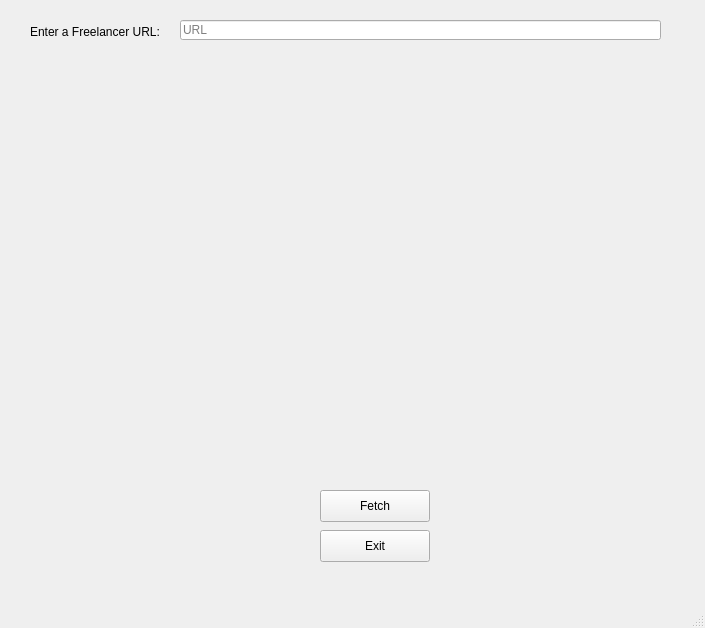
This is UIs/main.ui in ben-dent/Contract-Cheating-Analysis as Qt 5 draws it before an edit. The edited form follows.
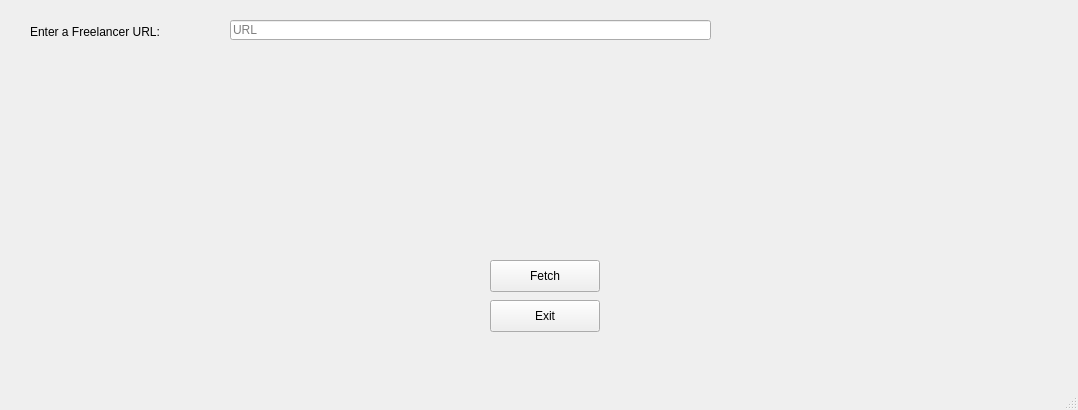
This is the edited form.

Patch:
```diff
--- a/UIs/main.ui
+++ b/UIs/main.ui
@@ -6,8 +6,8 @@
    <rect>
     <x>0</x>
     <y>0</y>
-    <width>705</width>
-    <height>628</height>
+    <width>1078</width>
+    <height>410</height>
    </rect>
   </property>
   <property name="windowTitle">
@@ -19,7 +19,7 @@
      <rect>
       <x>30</x>
       <y>24</y>
-      <width>151</width>
+      <width>171</width>
       <height>16</height>
      </rect>
     </property>
@@ -30,7 +30,7 @@
    <widget class="QLineEdit" name="edtURL">
     <property name="geometry">
      <rect>
-      <x>180</x>
+      <x>230</x>
       <y>20</y>
       <width>481</width>
       <height>20</height>
@@ -43,8 +43,8 @@
    <widget class="QPushButton" name="btnFetch">
     <property name="geometry">
      <rect>
-      <x>320</x>
-      <y>490</y>
+      <x>490</x>
+      <y>260</y>
       <width>110</width>
       <height>32</height>
      </rect>
@@ -56,8 +56,8 @@
    <widget class="QPushButton" name="btnExit">
     <property name="geometry">
      <rect>
-      <x>320</x>
-      <y>530</y>
+      <x>490</x>
+      <y>300</y>
       <width>110</width>
       <height>32</height>
      </rect>
@@ -71,8 +71,8 @@
      <rect>
       <x>50</x>
       <y>70</y>
-      <width>591</width>
-      <height>151</height>
+      <width>1011</width>
+      <height>31</height>
      </rect>
     </property>
     <property name="font">
@@ -93,9 +93,32 @@
     <property name="geometry">
      <rect>
       <x>50</x>
-      <y>280</y>
-      <width>591</width>
-      <height>151</height>
+      <y>140</y>
+      <width>1011</width>
+      <height>31</height>
+     </rect>
+    </property>
+    <property name="font">
+     <font>
+      <pointsize>21</pointsize>
+      <weight>75</weight>
+      <bold>true</bold>
+     </font>
+    </property>
+    <property name="text">
+     <string/>
+    </property>
+    <property name="alignment">
+     <set>Qt::AlignCenter</set>
+    </property>
+   </widget>
+   <widget class="QLabel" name="lblCountry">
+    <property name="geometry">
+     <rect>
+      <x>40</x>
+      <y>190</y>
+      <width>1011</width>
+      <height>51</height>
      </rect>
     </property>
     <property name="font">
```
Left out of the diff: 2 changed lines with no effect on the pictures.
